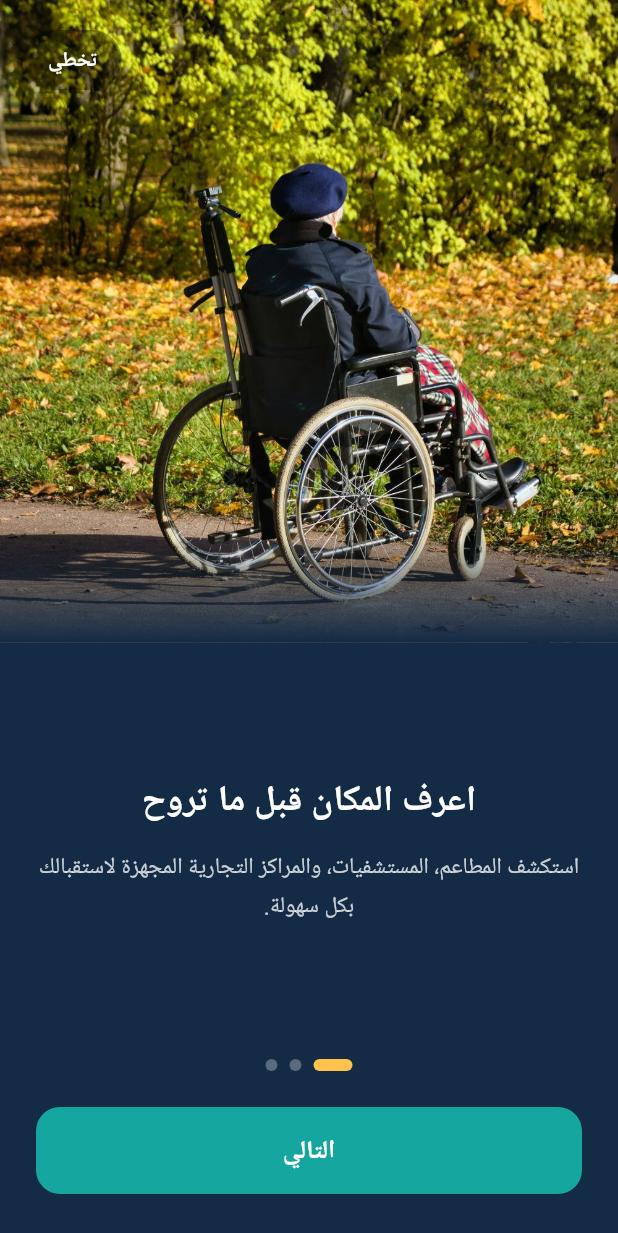
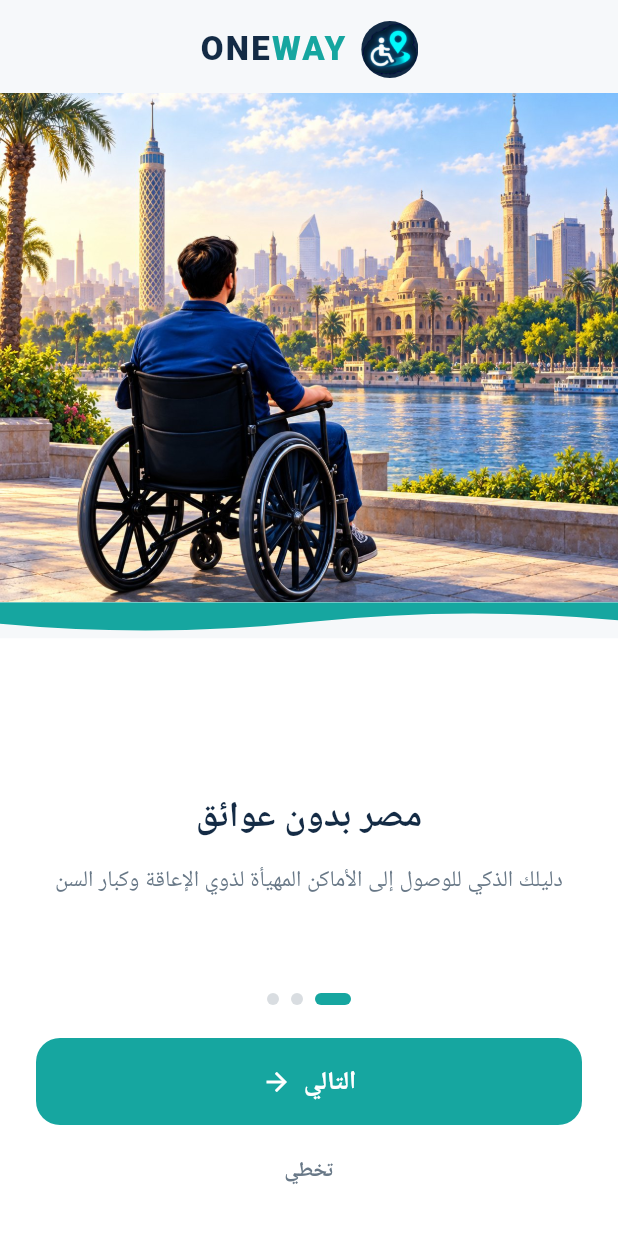
Before and after one commit to Abdulrahman-Mady/ONEWAY, a Flutter app: the screen it shows after launch, on a phone screen of 412 x 824 dp. Shown: the top 1233 px of the screen. Run offline on Flutter 3.47's test engine with Material 3 defaults, Android fonts, the phone set to English and light mode, and no system bars; our stand-ins replace auto_size_text, cached_network_image, cloud_firestore, cloud_functions, connectivity_plus, dropdown_button2 and 25 more; missing offline and left inert: json_path, pointer_interceptor; accounts and stored records are empty; Roboto replaces fonts that are missing (Cairo).

Commit message:
redesign: onboarding to mockup - light canvas, illustrated hero, teal wave, white sheet, teal CTA

```diff
--- a/lib/pages/splash_onboarding/splash_onboarding_widget.dart
+++ b/lib/pages/splash_onboarding/splash_onboarding_widget.dart
@@ -3,6 +3,7 @@ import '/flutter_flow/flutter_flow_util.dart';
 import '/flutter_flow/nav/nav.dart';
 import '/index.dart';
 import 'package:flutter/material.dart';
+import 'package:google_fonts/google_fonts.dart';
 import 'package:shared_preferences/shared_preferences.dart';
 import 'splash_onboarding_model.dart';
 export 'splash_onboarding_model.dart';
@@ -73,7 +74,7 @@ class _SplashOnboardingWidgetState extends State<SplashOnboardingWidget>
   }
 
   void _nextPage() {
-    if (_currentPage < 2) {
+    if (_currentPage < _slides.length - 1) {
       _pageController.nextPage(
         duration: const Duration(milliseconds: 400),
         curve: Curves.easeOutCubic,
@@ -89,8 +90,8 @@ class _SplashOnboardingWidgetState extends State<SplashOnboardingWidget>
 
   static const _slides = <(String, String)>[
     (
-      'اعرف المكان قبل ما تروح',
-      'استكشف المطاعم، المستشفيات، والمراكز التجارية المجهزة لاستقبالك بكل سهولة.',
+      'مصر بدون عوائق',
+      'دليلك الذكي للوصول إلى الأماكن المهيأة لذوي الإعاقة وكبار السن',
     ),
     (
       'فلاتر ذكية للإتاحة',
@@ -113,82 +114,82 @@ class _SplashOnboardingWidgetState extends State<SplashOnboardingWidget>
       },
       child: Scaffold(
         key: scaffoldKey,
-        backgroundColor: theme.navy,
+        backgroundColor: theme.background,
         body: FadeTransition(
           opacity: _fadeAnimation,
           child: SlideTransition(
             position: _slideAnimation,
             child: Column(
               children: [
-                // Top: full-bleed Cairo hero with the wheelchair traveler.
-                Expanded(
-                  flex: 52,
-                  child: Stack(
-                    fit: StackFit.expand,
+                // Brand row on the light canvas.
+                SafeArea(
+                  bottom: false,
+                  child: Padding(
+                    padding: const EdgeInsets.fromLTRB(20, 14, 20, 10),
+                    child: Row(
+                      mainAxisAlignment: MainAxisAlignment.center,
                       children: [
-                      Image.asset(
-                        'assets/images/onboarding_wheelchair.jpg',
+                        ClipOval(
+                          child: Image.asset(
+                            'assets/images/oneway_logo_mark.jpg',
+                            width: 38,
+                            height: 38,
                             fit: BoxFit.cover,
-                        alignment: Alignment.center,
-                      ),
-                      // Fade into the sheet color at the bottom.
-                      Positioned(
-                        left: 0,
-                        right: 0,
-                        bottom: 0,
-                        height: 70,
-                        child: DecoratedBox(
-                          decoration: BoxDecoration(
-                            gradient: LinearGradient(
-                              begin: Alignment.topCenter,
-                              end: Alignment.bottomCenter,
-                              colors: [
-                                theme.navy.withValues(alpha: 0),
-                                theme.navy,
-                              ],
                           ),
                         ),
+                        const SizedBox(width: 10),
+                        RichText(
+                          text: TextSpan(
+                            children: [
+                              TextSpan(
+                                text: 'ONE',
+                                style: GoogleFonts.cairo(
+                                  fontSize: 22,
+                                  fontWeight: FontWeight.w800,
+                                  color: theme.navy,
+                                  letterSpacing: 1.5,
                                 ),
                               ),
-                      SafeArea(
-                        child: Align(
-                          alignment: AlignmentDirectional.topEnd,
-                          child: Padding(
-                            padding: const EdgeInsets.all(16),
-                            child: TextButton(
-                              onPressed: _skipOnboarding,
-                              style: TextButton.styleFrom(
-                                backgroundColor:
-                                    Colors.black.withValues(alpha: 0.3),
-                                padding: const EdgeInsets.symmetric(
-                                  horizontal: 16,
-                                  vertical: 6,
-                                ),
-                                shape: RoundedRectangleBorder(
-                                  borderRadius: BorderRadius.circular(20),
-                                ),
-                              ),
-                              child: Text(
-                                'تخطي',
-                                style: theme.labelLarge.copyWith(
-                                  fontSize: 14,
-                                  fontWeight: FontWeight.w600,
-                                  color: Colors.white,
-                                ),
-                              ),
-                            ),
-                          ),
+                              TextSpan(
+                                text: 'WAY',
+                                style: GoogleFonts.cairo(
+                                  fontSize: 22,
+                                  fontWeight: FontWeight.w800,
+                                  color: theme.primary,
+                                  letterSpacing: 1.5,
                                 ),
                               ),
                             ],
                           ),
                         ),
-                // Bottom: navy sheet with slide copy, dots and action.
+                      ],
+                    ),
+                  ),
+                ),
+                // Illustrated hero: wheelchair traveler facing Cairo.
                 Expanded(
-                  flex: 48,
-                  child: Container(
-                    color: theme.navy,
-                    padding: const EdgeInsets.fromLTRB(24, 0, 24, 28),
+                  flex: 46,
+                  child: Image.asset(
+                    'assets/images/onboarding_hero.jpg',
+                    width: double.infinity,
+                    fit: BoxFit.cover,
+                    alignment: Alignment.center,
+                  ),
+                ),
+                // Teal wave separating the art from the white sheet.
+                ClipPath(
+                  clipper: _OnboardingWaveClipper(),
+                  child: Container(height: 24, color: theme.primary),
+                ),
+                // White sheet: slide copy, dots, teal CTA, skip.
+                Expanded(
+                  flex: 54,
+                  child: Stack(
+                    fit: StackFit.expand,
+                    children: [
+                      Container(color: Colors.white),
+                      Padding(
+                        padding: const EdgeInsets.fromLTRB(24, 40, 24, 20),
                         child: Column(
                           children: [
                             Expanded(
@@ -209,18 +210,17 @@ class _SplashOnboardingWidgetState extends State<SplashOnboardingWidget>
                                         style: theme.headlineSmall.copyWith(
                                           fontSize: 24,
                                           fontWeight: FontWeight.w800,
-                                      color: Colors.white,
+                                          color: theme.navy,
                                           height: 1.35,
                                         ),
                                       ),
-                                  const SizedBox(height: 14),
+                                      const SizedBox(height: 12),
                                       Text(
                                         desc,
                                         textAlign: TextAlign.center,
                                         style: theme.bodyLarge.copyWith(
                                           fontSize: 15,
-                                      color: Colors.white
-                                          .withValues(alpha: 0.78),
+                                          color: theme.secondaryText,
                                           height: 1.7,
                                         ),
                                       ),
@@ -231,24 +231,26 @@ class _SplashOnboardingWidgetState extends State<SplashOnboardingWidget>
                             ),
                             Row(
                               mainAxisAlignment: MainAxisAlignment.center,
-                          children: List.generate(_slides.length, (index) {
+                              children:
+                                  List.generate(_slides.length, (index) {
                                 final active = _currentPage == index;
                                 return AnimatedContainer(
                                   duration: const Duration(milliseconds: 250),
-                              margin:
-                                  const EdgeInsets.symmetric(horizontal: 4),
-                              width: active ? 26 : 8,
+                                  margin: const EdgeInsets.symmetric(
+                                      horizontal: 4),
+                                  width: active ? 24 : 8,
                                   height: 8,
                                   decoration: BoxDecoration(
                                     color: active
-                                    ? theme.gold
-                                    : Colors.white.withValues(alpha: 0.3),
+                                        ? theme.primary
+                                        : theme.secondaryText
+                                            .withValues(alpha: 0.25),
                                     borderRadius: BorderRadius.circular(4),
                                   ),
                                 );
                               }),
                             ),
-                        const SizedBox(height: 24),
+                            const SizedBox(height: 22),
                             SizedBox(
                               width: double.infinity,
                               child: ElevatedButton(
@@ -256,25 +258,55 @@ class _SplashOnboardingWidgetState extends State<SplashOnboardingWidget>
                                 style: ElevatedButton.styleFrom(
                                   backgroundColor: theme.primary,
                                   foregroundColor: Colors.white,
-                              padding:
-                                  const EdgeInsets.symmetric(vertical: 16),
+                                  padding: const EdgeInsets.symmetric(
+                                      vertical: 16),
                                   shape: RoundedRectangleBorder(
                                     borderRadius: BorderRadius.circular(16),
                                   ),
                                   elevation: 0,
                                 ),
-                            child: Text(
-                              _currentPage == 2 ? 'ابدأ الآن' : 'التالي',
+                                child: Row(
+                                  mainAxisAlignment: MainAxisAlignment.center,
+                                  mainAxisSize: MainAxisSize.min,
+                                  children: [
+                                    Text(
+                                      _currentPage == _slides.length - 1
+                                          ? 'ابدأ الآن'
+                                          : 'التالي',
                                       style: theme.titleMedium.copyWith(
                                         fontSize: 17,
                                         fontWeight: FontWeight.w700,
                                         color: Colors.white,
                                       ),
                                     ),
+                                    if (_currentPage < _slides.length - 1) ...[
+                                      const SizedBox(width: 8),
+                                      const Icon(
+                                        Icons.arrow_back,
+                                        size: 20,
+                                        color: Colors.white,
+                                      ),
+                                    ],
+                                  ],
+                                ),
+                              ),
+                            ),
+                            const SizedBox(height: 6),
+                            TextButton(
+                              onPressed: _skipOnboarding,
+                              child: Text(
+                                'تخطي',
+                                style: theme.labelLarge.copyWith(
+                                  fontSize: 14,
+                                  fontWeight: FontWeight.w600,
+                                  color: theme.secondaryText,
+                                ),
                               ),
                             ),
                           ],
                         ),
+                      ),
+                    ],
                   ),
                 ),
               ],
@@ -285,3 +317,22 @@ class _SplashOnboardingWidgetState extends State<SplashOnboardingWidget>
     );
   }
 }
+
+/// Wavy top edge for the teal strip above the onboarding sheet.
+class _OnboardingWaveClipper extends CustomClipper<Path> {
+  @override
+  Path getClip(Size size) {
+    final path = Path()..moveTo(0, 0);
+    path.lineTo(0, size.height * 0.6);
+    path.quadraticBezierTo(
+        size.width * 0.25, size.height, size.width * 0.5, size.height * 0.55);
+    path.quadraticBezierTo(
+        size.width * 0.75, size.height * 0.1, size.width, size.height * 0.5);
+    path.lineTo(size.width, 0);
+    path.close();
+    return path;
+  }
+
+  @override
+  bool shouldReclip(covariant CustomClipper<Path> oldClipper) => false;
+}
```
Also changed, not shown: assets/images/onboarding_hero.jpg (added). Lines whose indentation alone changed are shown as unchanged.
